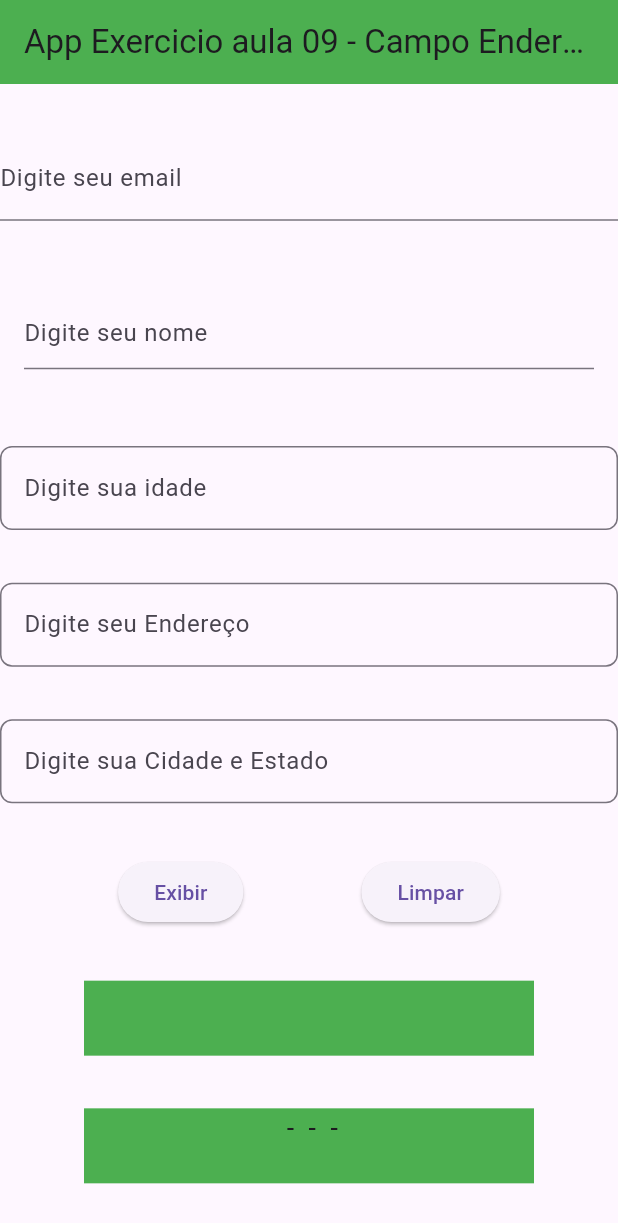
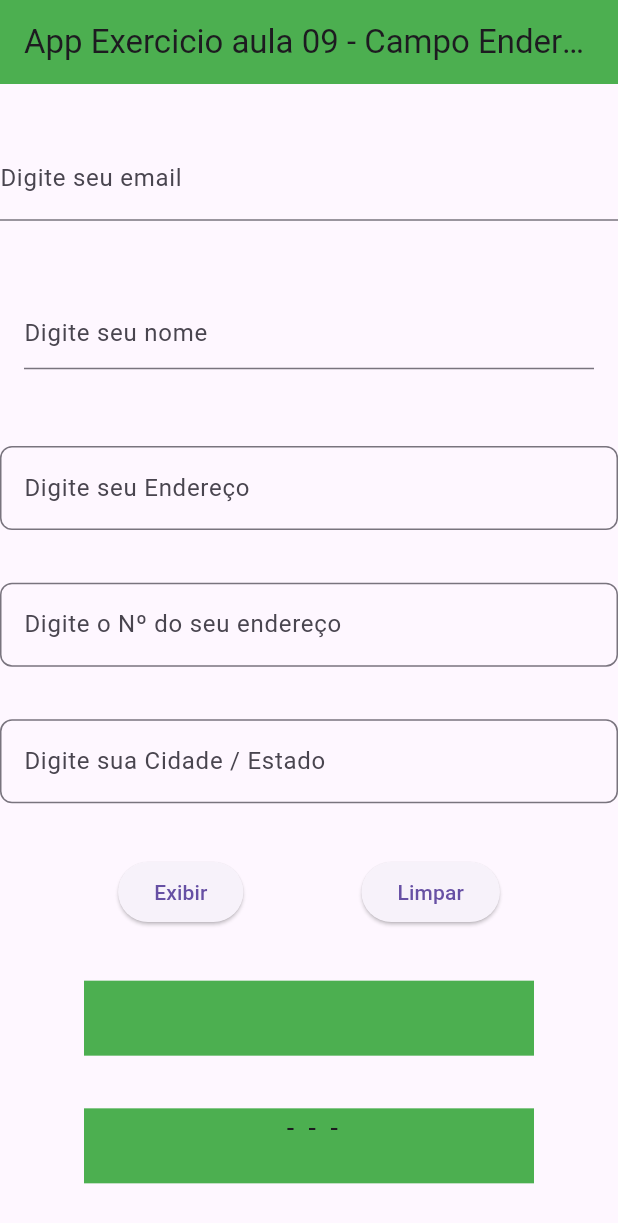
Before and after one commit to Leonardordss/Desenv_Mobile, a Flutter app: the screen it shows after launch, after a tap on "Exibir", on a phone screen of 412 x 824 dp. Shown: the top 1223 px of the screen. Run offline on Flutter 3.47's test engine with Material 3 defaults, Android fonts, the light colour scheme and no system bars.

Commit message:
Exercicio Aula 09 Endereço

```diff
--- a/Exercicios_aula_09/app_campo_end/lib/main.dart
+++ b/Exercicios_aula_09/app_campo_end/lib/main.dart
@@ -37,14 +37,14 @@
   // declara variavel do tipo TextEdittingController
   TextEditingController email = TextEditingController();
   TextEditingController nome = TextEditingController();
-  TextEditingController idade = TextEditingController();
+  TextEditingController numero = TextEditingController();
   TextEditingController endereco = TextEditingController();
   TextEditingController cidade = TextEditingController();
   _limpar() {
     setState(() {
       email.text = "";
       nome.text = "";
-      idade.text = "";
+      numero.text = "";
       endereco.text = "";
       cidade.text = "";
     });
@@ -79,18 +79,7 @@
           ),
         ),
 
-        TextField(
-          keyboardType: TextInputType.number,
-          inputFormatters: [FilteringTextInputFormatter.digitsOnly],
-          decoration: InputDecoration(
-              labelText: "Digite sua idade",
-              // border parametro que permite estilizar o widget textfield
-              border: OutlineInputBorder(
-                borderRadius: // BorderRadius.circular(8)
-                    BorderRadius.circular(8),
-              )),
-          controller: idade,
-        ),
+
         TextField(
           keyboardType: TextInputType.name,
           //inputFormatters: [FilteringTextInputFormatter.digitsOnly],
@@ -102,11 +91,23 @@
               )),
           controller: endereco,
         ),
+          TextField(
+          keyboardType: TextInputType.number,
+          inputFormatters: [FilteringTextInputFormatter.digitsOnly],
+          decoration: InputDecoration(
+              labelText: "Digite o Nº do seu endereço",
+              // border parametro que permite estilizar o widget textfield
+              border: OutlineInputBorder(
+                borderRadius: // BorderRadius.circular(8)
+                    BorderRadius.circular(8),
+              )),
+          controller: numero,
+        ),
         TextField(
           keyboardType: TextInputType.name,
           //inputFormatters: [FilteringTextInputFormatter.digitsOnly],
           decoration: InputDecoration(
-              labelText: "Digite sua Cidade e Estado",
+              labelText: "Digite sua Cidade / Estado",
               border: OutlineInputBorder(
                 borderRadius: // BorderRadius.circular(8)
                     BorderRadius.circular(8),
@@ -127,7 +128,7 @@
                 setState(() {
                   email.text;
                   nome.text;
-                  idade.text;
+                  numero.text;
                   endereco.text;
                   cidade.text;
                 });
@@ -152,7 +153,7 @@
           height: 50,
           color: Colors.green,
           child: Text(
-            "${nome.text} - ${idade.text} - ${endereco.text} - ${cidade.text}",
+            "${nome.text} - ${endereco.text} - ${numero.text} - ${cidade.text}",
             textAlign: TextAlign.center,
             style: TextStyle(fontSize: 18),
           ),
```
